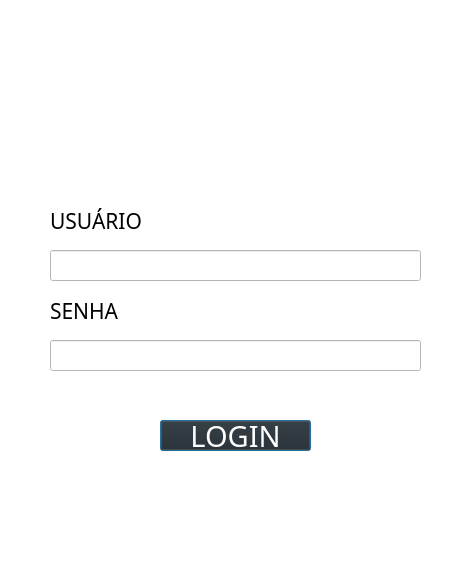
Old version of the form telas/login.ui in the repository BrytanniADJ/meteoro-desktop.
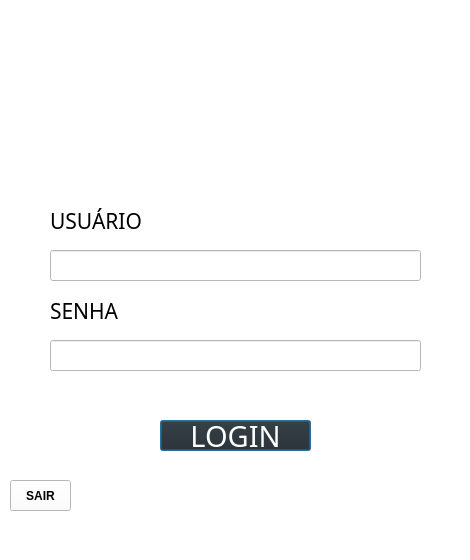
New version of the form. Icons and pictures are not drawn.

Patch:
```diff
--- a/telas/login.ui
+++ b/telas/login.ui
@@ -7,7 +7,7 @@
     <x>0</x>
     <y>0</y>
     <width>470</width>
-    <height>564</height>
+    <height>560</height>
    </rect>
   </property>
   <property name="windowTitle">
@@ -151,6 +151,41 @@
      <string>SENHA</string>
     </property>
    </widget>
+   <widget class="QPushButton" name="bt_exit">
+    <property name="geometry">
+     <rect>
+      <x>10</x>
+      <y>480</y>
+      <width>61</width>
+      <height>31</height>
+     </rect>
+    </property>
+    <property name="font">
+     <font>
+      <weight>75</weight>
+      <bold>true</bold>
+     </font>
+    </property>
+    <property name="cursor">
+     <cursorShape>PointingHandCursor</cursorShape>
+    </property>
+    <property name="styleSheet">
+     <string notr="true">background-color: #FFFFFFF;</string>
+    </property>
+    <property name="text">
+     <string>SAIR</string>
+    </property>
+    <property name="icon">
+     <iconset>
+      <normaloff>../../../../../964742/Downloads/image (1).png</normaloff>../../../../../964742/Downloads/image (1).png</iconset>
+    </property>
+    <property name="iconSize">
+     <size>
+      <width>55</width>
+      <height>55</height>
+     </size>
+    </property>
+   </widget>
   </widget>
   <widget class="QMenuBar" name="menubar">
    <property name="geometry">
```
Left out of the diff: 4 changed lines with no effect on the pictures.
